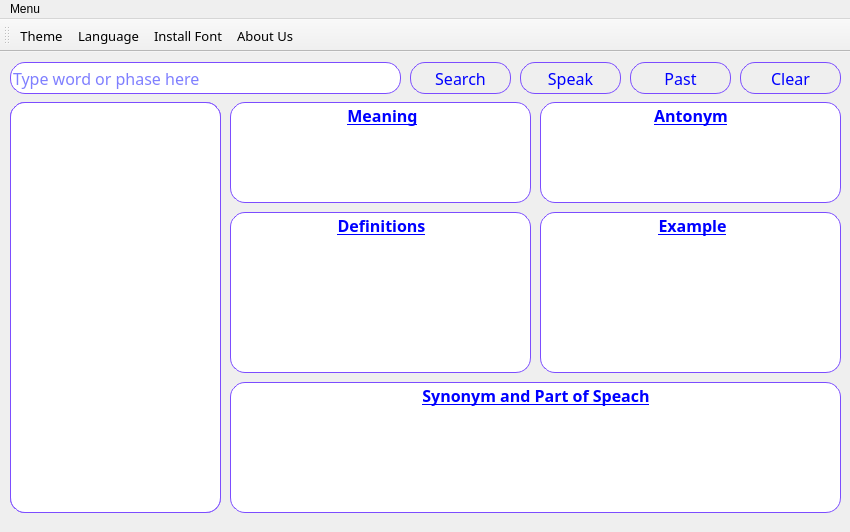
This is homewindow.ui in lioTauhid/QBangla-Dictionary as Qt 5 draws it before an edit. The edited form follows.
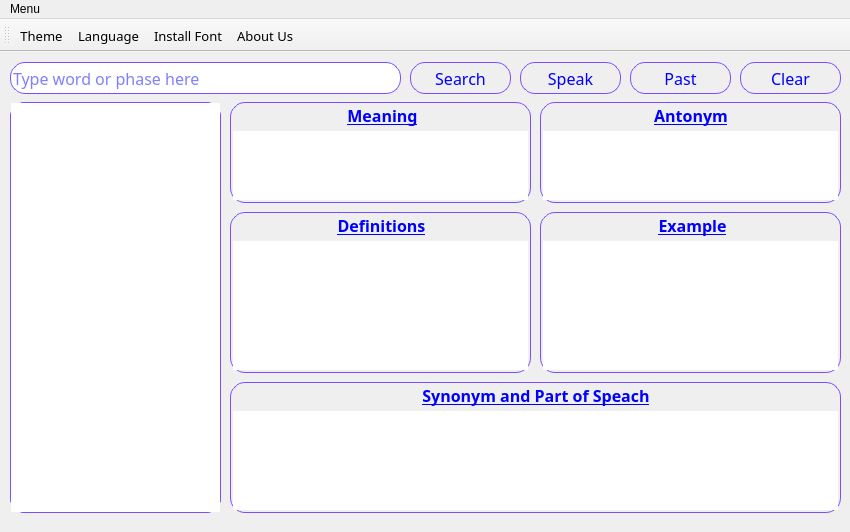
This is the edited form. Icons and pictures are not drawn.

```diff
--- a/homewindow.ui
+++ b/homewindow.ui
@@ -301,9 +301,7 @@
      </rect>
     </property>
     <property name="styleSheet">
-     <string notr="true">background-color: rgb(255, 255, 255);
-
-border: 1px solid #7C4DFF;
+     <string notr="true">border: 1px solid #7C4DFF;
 border-radius: 15px;</string>
     </property>
     <property name="frameShape">
@@ -331,10 +329,18 @@
       <font>
        <family>Segoe UI</family>
        <pointsize>12</pointsize>
-       <weight>50</weight>
        <bold>false</bold>
       </font>
      </property>
+     <property name="frameShape">
+      <enum>QFrame::StyledPanel</enum>
+     </property>
+     <property name="lineWidth">
+      <number>1</number>
+     </property>
+     <property name="midLineWidth">
+      <number>0</number>
+     </property>
      <property name="verticalScrollBarPolicy">
       <enum>Qt::ScrollBarAlwaysOff</enum>
      </property>
@@ -365,6 +371,9 @@
      <property name="showGrid">
       <bool>true</bool>
      </property>
+     <property name="gridStyle">
+      <enum>Qt::CustomDashLine</enum>
+     </property>
      <property name="sortingEnabled">
       <bool>false</bool>
      </property>
@@ -407,15 +416,13 @@
      <font>
       <family>Kalpurush</family>
       <pointsize>12</pointsize>
-      <weight>75</weight>
       <bold>true</bold>
       <underline>true</underline>
       <kerning>true</kerning>
      </font>
     </property>
     <property name="styleSheet">
-     <string notr="true">background-color: rgb(255, 255, 255);
-
+     <string notr="true">
 border: 1px solid #7C4DFF;
 border-radius: 15px;</string>
     </property>
@@ -461,8 +468,11 @@
        </property>
        <property name="html">
         <string>&lt;!DOCTYPE HTML PUBLIC &quot;-//W3C//DTD HTML 4.0//EN&quot; &quot;http://www.w3.org/TR/REC-html40/strict.dtd&quot;&gt;
-&lt;html&gt;&lt;head&gt;&lt;meta name=&quot;qrichtext&quot; content=&quot;1&quot; /&gt;&lt;style type=&quot;text/css&quot;&gt;
+&lt;html&gt;&lt;head&gt;&lt;meta name=&quot;qrichtext&quot; content=&quot;1&quot; /&gt;&lt;meta charset=&quot;utf-8&quot; /&gt;&lt;style type=&quot;text/css&quot;&gt;
 p, li { white-space: pre-wrap; }
+hr { height: 1px; border-width: 0; }
+li.unchecked::marker { content: &quot;\2610&quot;; }
+li.checked::marker { content: &quot;\2612&quot;; }
 &lt;/style&gt;&lt;/head&gt;&lt;body style=&quot; font-family:'Kalpurush'; font-size:11pt; font-weight:400; font-style:normal;&quot;&gt;
 &lt;p style=&quot;-qt-paragraph-type:empty; margin-top:0px; margin-bottom:0px; margin-left:0px; margin-right:0px; -qt-block-indent:0; text-indent:0px; font-family:'MS Shell Dlg 2'; font-size:8.25pt;&quot;&gt;&lt;br /&gt;&lt;/p&gt;&lt;/body&gt;&lt;/html&gt;</string>
        </property>
@@ -483,15 +493,13 @@
      <font>
       <family>Kalpurush</family>
       <pointsize>12</pointsize>
-      <weight>75</weight>
       <bold>true</bold>
       <underline>true</underline>
       <kerning>true</kerning>
      </font>
     </property>
     <property name="styleSheet">
-     <string notr="true">background-color: rgb(255, 255, 255);
-
+     <string notr="true">
 border: 1px solid #7C4DFF;
 border-radius: 15px;</string>
     </property>
@@ -536,8 +544,11 @@
        </property>
        <property name="html">
         <string>&lt;!DOCTYPE HTML PUBLIC &quot;-//W3C//DTD HTML 4.0//EN&quot; &quot;http://www.w3.org/TR/REC-html40/strict.dtd&quot;&gt;
-&lt;html&gt;&lt;head&gt;&lt;meta name=&quot;qrichtext&quot; content=&quot;1&quot; /&gt;&lt;style type=&quot;text/css&quot;&gt;
+&lt;html&gt;&lt;head&gt;&lt;meta name=&quot;qrichtext&quot; content=&quot;1&quot; /&gt;&lt;meta charset=&quot;utf-8&quot; /&gt;&lt;style type=&quot;text/css&quot;&gt;
 p, li { white-space: pre-wrap; }
+hr { height: 1px; border-width: 0; }
+li.unchecked::marker { content: &quot;\2610&quot;; }
+li.checked::marker { content: &quot;\2612&quot;; }
 &lt;/style&gt;&lt;/head&gt;&lt;body style=&quot; font-family:'Ubuntu'; font-size:11pt; font-weight:400; font-style:normal;&quot;&gt;
 &lt;p style=&quot;-qt-paragraph-type:empty; margin-top:0px; margin-bottom:0px; margin-left:0px; margin-right:0px; -qt-block-indent:0; text-indent:0px; font-family:'MS Shell Dlg 2'; font-size:8.25pt;&quot;&gt;&lt;br /&gt;&lt;/p&gt;&lt;/body&gt;&lt;/html&gt;</string>
        </property>
@@ -558,15 +569,13 @@
      <font>
       <family>Kalpurush</family>
       <pointsize>12</pointsize>
-      <weight>75</weight>
       <bold>true</bold>
       <underline>true</underline>
       <kerning>true</kerning>
      </font>
     </property>
     <property name="styleSheet">
-     <string notr="true">background-color: rgb(255, 255, 255);
-
+     <string notr="true">
 border: 1px solid #7C4DFF;
 border-radius: 15px;</string>
     </property>
@@ -611,8 +620,11 @@
        </property>
        <property name="html">
         <string>&lt;!DOCTYPE HTML PUBLIC &quot;-//W3C//DTD HTML 4.0//EN&quot; &quot;http://www.w3.org/TR/REC-html40/strict.dtd&quot;&gt;
-&lt;html&gt;&lt;head&gt;&lt;meta name=&quot;qrichtext&quot; content=&quot;1&quot; /&gt;&lt;style type=&quot;text/css&quot;&gt;
+&lt;html&gt;&lt;head&gt;&lt;meta name=&quot;qrichtext&quot; content=&quot;1&quot; /&gt;&lt;meta charset=&quot;utf-8&quot; /&gt;&lt;style type=&quot;text/css&quot;&gt;
 p, li { white-space: pre-wrap; }
+hr { height: 1px; border-width: 0; }
+li.unchecked::marker { content: &quot;\2610&quot;; }
+li.checked::marker { content: &quot;\2612&quot;; }
 &lt;/style&gt;&lt;/head&gt;&lt;body style=&quot; font-family:'Ubuntu'; font-size:11pt; font-weight:400; font-style:normal;&quot;&gt;
 &lt;p style=&quot;-qt-paragraph-type:empty; margin-top:0px; margin-bottom:0px; margin-left:0px; margin-right:0px; -qt-block-indent:0; text-indent:0px; font-family:'MS Shell Dlg 2'; font-size:8.25pt;&quot;&gt;&lt;br /&gt;&lt;/p&gt;&lt;/body&gt;&lt;/html&gt;</string>
        </property>
@@ -633,15 +645,13 @@
      <font>
       <family>Kalpurush</family>
       <pointsize>12</pointsize>
-      <weight>75</weight>
       <bold>true</bold>
       <underline>true</underline>
       <kerning>true</kerning>
      </font>
     </property>
     <property name="styleSheet">
-     <string notr="true">background-color: rgb(255, 255, 255);
-
+     <string notr="true">
 border: 1px solid #7C4DFF;
 border-radius: 15px;</string>
     </property>
@@ -685,7 +695,6 @@
         <font>
          <family>Kalpurush</family>
          <pointsize>11</pointsize>
-         <weight>50</weight>
          <bold>false</bold>
         </font>
        </property>
@@ -779,15 +788,13 @@
      <font>
       <family>Kalpurush</family>
       <pointsize>12</pointsize>
-      <weight>75</weight>
       <bold>true</bold>
       <underline>true</underline>
       <kerning>true</kerning>
      </font>
     </property>
     <property name="styleSheet">
-     <string notr="true">background-color: rgb(255, 255, 255);
-
+     <string notr="true">
 border: 1px solid #7C4DFF;
 border-radius: 15px;</string>
     </property>
@@ -832,8 +839,11 @@
        </property>
        <property name="html">
         <string>&lt;!DOCTYPE HTML PUBLIC &quot;-//W3C//DTD HTML 4.0//EN&quot; &quot;http://www.w3.org/TR/REC-html40/strict.dtd&quot;&gt;
-&lt;html&gt;&lt;head&gt;&lt;meta name=&quot;qrichtext&quot; content=&quot;1&quot; /&gt;&lt;style type=&quot;text/css&quot;&gt;
+&lt;html&gt;&lt;head&gt;&lt;meta name=&quot;qrichtext&quot; content=&quot;1&quot; /&gt;&lt;meta charset=&quot;utf-8&quot; /&gt;&lt;style type=&quot;text/css&quot;&gt;
 p, li { white-space: pre-wrap; }
+hr { height: 1px; border-width: 0; }
+li.unchecked::marker { content: &quot;\2610&quot;; }
+li.checked::marker { content: &quot;\2612&quot;; }
 &lt;/style&gt;&lt;/head&gt;&lt;body style=&quot; font-family:'Ubuntu'; font-size:11pt; font-weight:400; font-style:normal;&quot;&gt;
 &lt;p style=&quot;-qt-paragraph-type:empty; margin-top:0px; margin-bottom:0px; margin-left:0px; margin-right:0px; -qt-block-indent:0; text-indent:0px; font-family:'MS Shell Dlg 2'; font-size:8.25pt;&quot;&gt;&lt;br /&gt;&lt;/p&gt;&lt;/body&gt;&lt;/html&gt;</string>
        </property>
```
Left out of the diff: 16 changed lines with no effect on the pictures.
